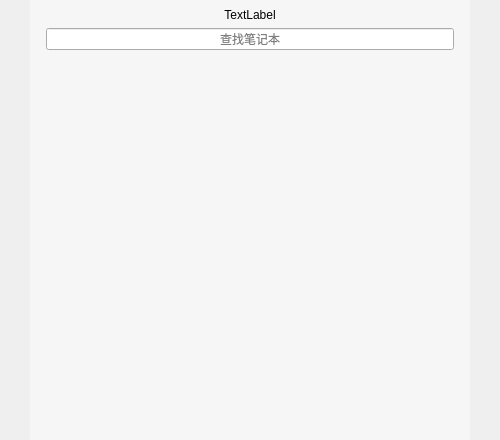
First picture: the form in views/categorieswidget.ui, repository Gitnoter/Gitnoter, before the edit.
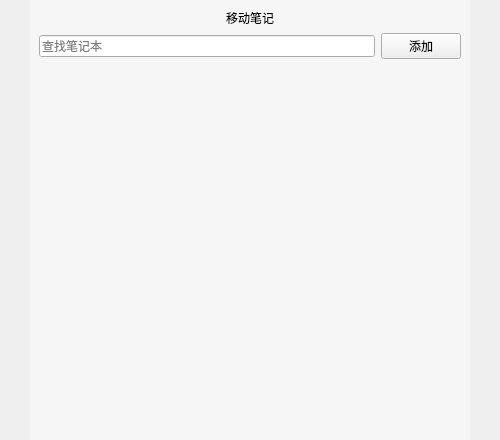
Second picture: the form after the edit.

Commit message: add categories search

```diff
--- a/views/categorieswidget.ui
+++ b/views/categorieswidget.ui
@@ -82,41 +82,25 @@
 }</string>
      </property>
      <layout class="QVBoxLayout" name="verticalLayout">
-      <property name="spacing">
-       <number>-1</number>
-      </property>
-      <property name="sizeConstraint">
-       <enum>QLayout::SetDefaultConstraint</enum>
-      </property>
-      <property name="leftMargin">
-       <number>16</number>
-      </property>
-      <property name="topMargin">
-       <number>8</number>
-      </property>
-      <property name="rightMargin">
-       <number>16</number>
-      </property>
-      <property name="bottomMargin">
-       <number>4</number>
-      </property>
       <item>
        <widget class="QLabel" name="label">
         <property name="text">
-         <string>TextLabel</string>
+         <string>移动笔记</string>
         </property>
         <property name="alignment">
          <set>Qt::AlignCenter</set>
         </property>
        </widget>
       </item>
+      <item>
+       <layout class="QHBoxLayout" name="horizontalLayout">
       <item>
        <widget class="QLineEdit" name="lineEdit">
         <property name="styleSheet">
          <string notr="true"/>
         </property>
         <property name="alignment">
-         <set>Qt::AlignCenter</set>
+           <set>Qt::AlignLeading|Qt::AlignLeft|Qt::AlignVCenter</set>
         </property>
         <property name="placeholderText">
          <string>查找笔记本</string>
@@ -125,6 +109,18 @@
          <bool>true</bool>
         </property>
        </widget>
+        </item>
+        <item>
+         <widget class="QPushButton" name="pushButton_add">
+          <property name="enabled">
+           <bool>true</bool>
+          </property>
+          <property name="text">
+           <string>添加</string>
+          </property>
+         </widget>
+        </item>
+       </layout>
       </item>
       <item>
        <widget class="QListWidget" name="listWidget_data">
```
Lines whose indentation alone changed are shown as unchanged. The commit also changes 2 other files.
